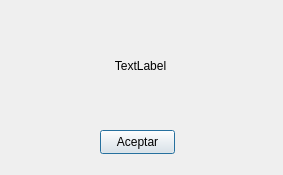
Before: the Qt Designer form niches/view/ui/Error.ui in degorck/enduring-chambers, drawn with Qt 5.
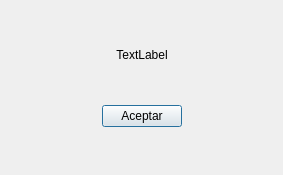
After: the same form once the commit is applied.

Patch:
```diff
--- a/niches/view/ui/Error.ui
+++ b/niches/view/ui/Error.ui
@@ -10,31 +10,80 @@
     <height>175</height>
    </rect>
   </property>
+  <property name="maximumSize">
+   <size>
+    <width>283</width>
+    <height>175</height>
+   </size>
+  </property>
   <property name="windowTitle">
    <string>Error</string>
   </property>
+  <property name="styleSheet">
+   <string notr="true"/>
+  </property>
+  <layout class="QGridLayout" name="gridLayout">
+   <item row="4" column="1">
+    <spacer name="verticalSpacer">
+     <property name="orientation">
+      <enum>Qt::Vertical</enum>
+     </property>
+     <property name="sizeHint" stdset="0">
+      <size>
+       <width>20</width>
+       <height>40</height>
+      </size>
+     </property>
+    </spacer>
+   </item>
+   <item row="3" column="2">
+    <spacer name="horizontalSpacer_2">
+     <property name="orientation">
+      <enum>Qt::Horizontal</enum>
+     </property>
+     <property name="sizeHint" stdset="0">
+      <size>
+       <width>40</width>
+       <height>20</height>
+      </size>
+     </property>
+    </spacer>
+   </item>
+   <item row="2" column="1">
+    <spacer name="verticalSpacer_2">
+     <property name="orientation">
+      <enum>Qt::Vertical</enum>
+     </property>
+     <property name="sizeHint" stdset="0">
+      <size>
+       <width>20</width>
+       <height>40</height>
+      </size>
+     </property>
+    </spacer>
+   </item>
+   <item row="3" column="1">
   <widget class="QPushButton" name="push_button_accept">
-   <property name="geometry">
-    <rect>
-     <x>100</x>
-     <y>130</y>
-     <width>75</width>
-     <height>24</height>
-    </rect>
-   </property>
    <property name="text">
     <string>Aceptar</string>
    </property>
   </widget>
+   </item>
+   <item row="3" column="0">
+    <spacer name="horizontalSpacer">
+     <property name="orientation">
+      <enum>Qt::Horizontal</enum>
+     </property>
+     <property name="sizeHint" stdset="0">
+      <size>
+       <width>40</width>
+       <height>20</height>
+      </size>
+     </property>
+    </spacer>
+   </item>
+   <item row="1" column="1">
   <widget class="QLabel" name="label_error_description">
-   <property name="geometry">
-    <rect>
-     <x>10</x>
-     <y>10</y>
-     <width>261</width>
-     <height>111</height>
-    </rect>
-   </property>
    <property name="text">
     <string>TextLabel</string>
    </property>
@@ -45,6 +94,21 @@
     <bool>true</bool>
    </property>
   </widget>
+   </item>
+   <item row="0" column="1">
+    <spacer name="verticalSpacer_3">
+     <property name="orientation">
+      <enum>Qt::Vertical</enum>
+     </property>
+     <property name="sizeHint" stdset="0">
+      <size>
+       <width>20</width>
+       <height>40</height>
+      </size>
+     </property>
+    </spacer>
+   </item>
+  </layout>
  </widget>
  <resources/>
  <connections/>
```
Lines whose indentation alone changed are shown as unchanged.
